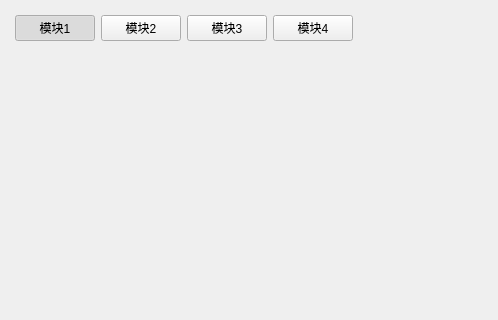
jeedyang/weina, file weina/weina/homewidget.ui: the form before one commit; both pictures show x 0 to 498 and y 0 to 320 of the 980 by 621 pixel window.
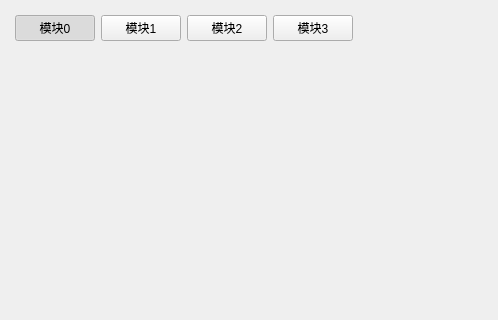
The form after the commit.

What changed in the file:
```diff
--- a/weina/weina/homewidget.ui
+++ b/weina/weina/homewidget.ui
@@ -90,7 +90,7 @@
       <item>
        <widget class="QPushButton" name="pushButton_mod0">
         <property name="text">
-         <string>模块1</string>
+         <string>模块0</string>
         </property>
         <property name="checkable">
          <bool>true</bool>
@@ -103,7 +103,7 @@
       <item>
        <widget class="QPushButton" name="pushButton_mod1">
         <property name="text">
-         <string>模块2</string>
+         <string>模块1</string>
         </property>
         <property name="checkable">
          <bool>true</bool>
@@ -113,7 +113,7 @@
       <item>
        <widget class="QPushButton" name="pushButton_mod2">
         <property name="text">
-         <string>模块3</string>
+         <string>模块2</string>
         </property>
         <property name="checkable">
          <bool>true</bool>
@@ -123,7 +123,7 @@
       <item>
        <widget class="QPushButton" name="pushButton_mod3">
         <property name="text">
-         <string>模块4</string>
+         <string>模块3</string>
         </property>
         <property name="checkable">
          <bool>true</bool>
```
